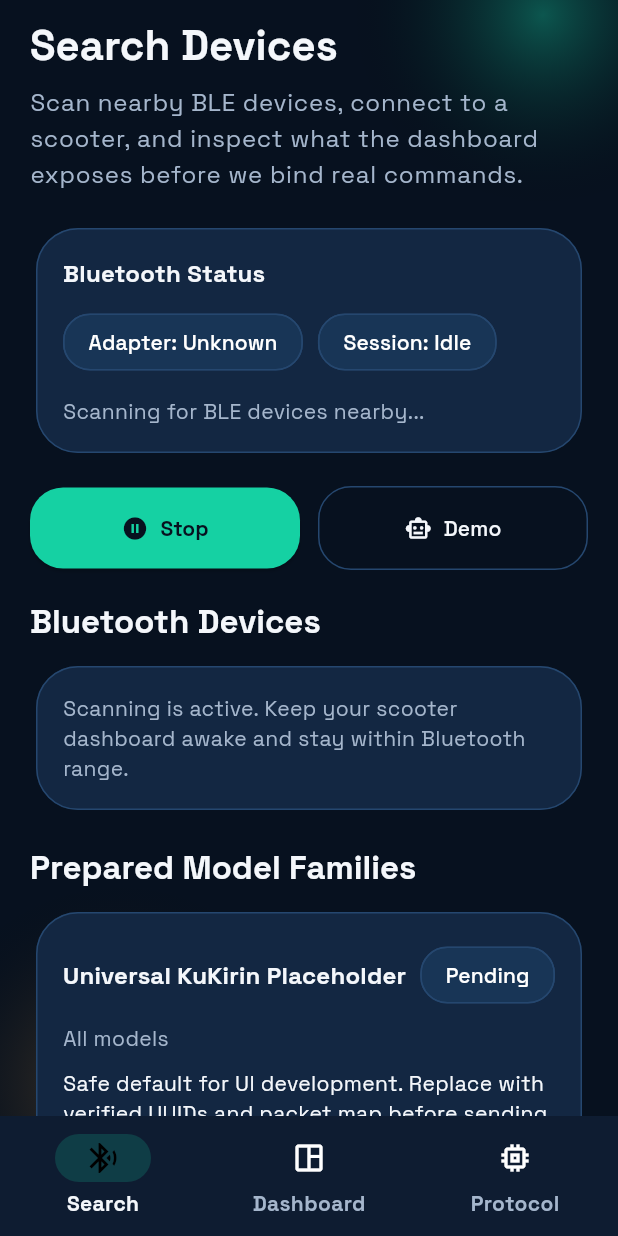
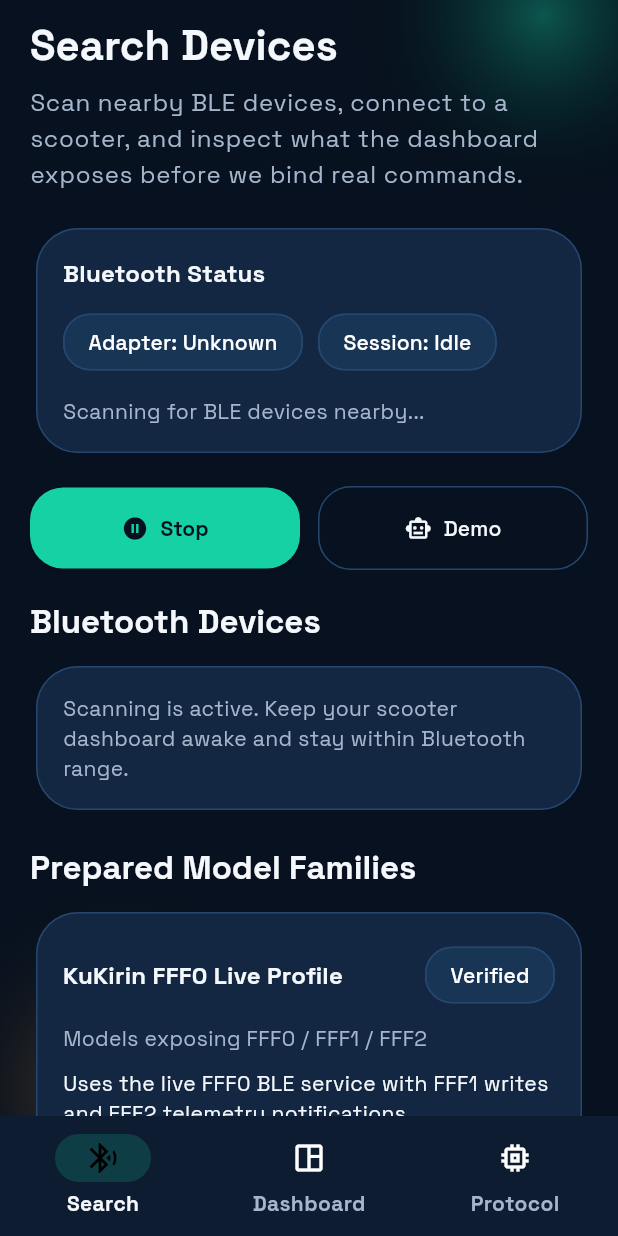
Before and after one commit to NikLaaaa/kukirin-control-ios, a Flutter app: the screen it shows after launch, after a tap on "Search", on a phone screen of 412 x 824 dp. Run offline on Flutter 3.47's test engine with Material 3 defaults, Android fonts, the phone set to English and light mode, and no system bars; our stand-ins replace google_fonts; missing offline and left inert: flutter_reactive_ble; statements that could not run were skipped.

Commit message:
Wire live KuKirin FFF0 BLE commands

```diff
--- a/lib/src/controllers/scooter_app_controller.dart
+++ b/lib/src/controllers/scooter_app_controller.dart
@@ -71,6 +71,12 @@
       connectionState == AppConnectionState.connected &&
       activeProfile.isBindable;
 
+  bool supportsAction(ControlActionKind action) =>
+      isDemoMode || !canSendLiveCommands || _protocolService.supportsLiveAction(action);
+
+  bool supportsRideSetting(ToggleSettingId id) =>
+      isDemoMode || !canSendLiveCommands || _protocolService.supportsLiveSetting(id);
+
   void initialize() {
     _bleStatusSubscription ??= _bleRepository.watchBleStatus().listen(
       (status) {
@@ -106,7 +112,7 @@
 
     activeProfile = nextProfile;
     statusMessage =
-        '${activeProfile.name} selected. ${activeProfile.verified ? 'Verified commands enabled.' : 'Waiting for verified UUID mapping.'}';
+        '${activeProfile.name} selected. ${activeProfile.verified ? 'FFF0 live commands enabled for mapped actions.' : 'Waiting for verified UUID mapping.'}';
     notifyListeners();
   }
 
@@ -200,7 +206,7 @@
                   protocolBound: activeProfile.isBindable,
                   updatedAt: DateTime.now(),
                   statusLine: activeProfile.isBindable
-                      ? 'Profile is verified. Live telemetry binding can start.'
+                      ? 'Profile is verified. Listening for FFF2 telemetry notifications now.'
                       : 'BLE transport is open, but KuKirin telemetry mapping still needs verified UUIDs.',
                 );
                 notifyListeners();
@@ -315,12 +321,23 @@
         return;
       }
 
+      if (!_protocolService.supportsLiveAction(action)) {
+        statusMessage =
+            '${action.label} is not mapped for the ${activeProfile.name} profile yet.';
+        return;
+      }
+
       try {
         await _bleRepository.writeCommand(
           deviceId: connectedDevice!.id,
           profile: activeProfile,
           payload: _protocolService.encodeCommand(action),
         );
+        snapshot = _protocolService.applyDemoAction(snapshot, action).copyWith(
+          statusLine: 'Live command "${action.label}" sent to the scooter.',
+          updatedAt: DateTime.now(),
+        );
+        _syncSettingsFromSnapshot();
         statusMessage = 'Live command "${action.label}" sent.';
       } catch (error) {
         lastError = error.toString();
@@ -351,6 +368,14 @@
       if (!canSendLiveCommands || connectedDevice == null) {
         statusMessage =
             '${current.title} updated in UI, but live write is blocked until protocol mapping is verified.';
+        return;
+      }
+
+      if (!_protocolService.supportsLiveSetting(id)) {
+        rideSettings[id] = current;
+        snapshot = _applySettingToSnapshot(snapshot, id, current.value);
+        statusMessage =
+            '${current.title} is not mapped for the ${activeProfile.name} profile yet.';
         return;
       }
 
--- a/lib/src/models/control_action.dart
+++ b/lib/src/models/control_action.dart
@@ -16,8 +16,8 @@
     ControlActionKind.unlock => 'Unlock',
     ControlActionKind.lights => 'Lights',
     ControlActionKind.ecoMode => 'Eco',
-    ControlActionKind.driveMode => 'Drive',
-    ControlActionKind.sportMode => 'Sport',
+    ControlActionKind.driveMode => 'Sport',
+    ControlActionKind.sportMode => 'Race',
     ControlActionKind.horn => 'Horn',
     ControlActionKind.singleMotor => 'Single Motor',
     ControlActionKind.dualMotor => 'Dual Motor',
--- a/lib/src/models/scooter_snapshot.dart
+++ b/lib/src/models/scooter_snapshot.dart
@@ -3,8 +3,8 @@
 extension RideModeX on RideMode {
   String get label => switch (this) {
     RideMode.eco => 'Eco',
-    RideMode.drive => 'Drive',
-    RideMode.sport => 'Sport',
+    RideMode.drive => 'Sport',
+    RideMode.sport => 'Race',
   };
 }
 
@@ -19,6 +19,7 @@
     required this.tripKm,
     required this.estimatedRangeKm,
     required this.currentDrawA,
+    required this.motorRpm,
     required this.locked,
     required this.lightsEnabled,
     required this.cruiseEnabled,
@@ -40,6 +41,7 @@
   final double tripKm;
   final double estimatedRangeKm;
   final double currentDrawA;
+  final int motorRpm;
   final bool locked;
   final bool lightsEnabled;
   final bool cruiseEnabled;
@@ -62,6 +64,7 @@
       tripKm: 0,
       estimatedRangeKm: 0,
       currentDrawA: 0,
+      motorRpm: 0,
       locked: false,
       lightsEnabled: false,
       cruiseEnabled: false,
@@ -85,6 +88,7 @@
       tripKm: 12.8,
       estimatedRangeKm: 31.0,
       currentDrawA: 12.6,
+      motorRpm: 860,
       locked: false,
       lightsEnabled: true,
       cruiseEnabled: false,
@@ -108,6 +112,7 @@
     double? tripKm,
     double? estimatedRangeKm,
     double? currentDrawA,
+    int? motorRpm,
     bool? locked,
     bool? lightsEnabled,
     bool? cruiseEnabled,
@@ -129,6 +134,7 @@
       tripKm: tripKm ?? this.tripKm,
       estimatedRangeKm: estimatedRangeKm ?? this.estimatedRangeKm,
       currentDrawA: currentDrawA ?? this.currentDrawA,
+      motorRpm: motorRpm ?? this.motorRpm,
       locked: locked ?? this.locked,
       lightsEnabled: lightsEnabled ?? this.lightsEnabled,
       cruiseEnabled: cruiseEnabled ?? this.cruiseEnabled,
--- a/lib/src/screens/dashboard_screen.dart
+++ b/lib/src/screens/dashboard_screen.dart
@@ -58,13 +58,13 @@
                     _MetricCard(
                       title: 'Mode',
                       value: snapshot.rideMode.label,
-                      helper: controller.connectionLabel(),
+                      helper:
+                          snapshot.cruiseEnabled ? 'Cruise on' : 'Cruise off',
                     ),
                     _MetricCard(
                       title: 'Voltage',
                       value: '${snapshot.voltage.toStringAsFixed(1)} V',
-                      helper:
-                          '${snapshot.currentDrawA.toStringAsFixed(1)} A draw',
+                      helper: controller.connectionLabel(),
                     ),
                     _MetricCard(
                       title: 'Speed',
@@ -72,22 +72,18 @@
                       helper: 'Battery ${snapshot.batteryPercent}%',
                     ),
                     _MetricCard(
-                      title: 'Range',
-                      value:
-                          '${snapshot.estimatedRangeKm.toStringAsFixed(0)} km',
-                      helper: 'Trip ${snapshot.tripKm.toStringAsFixed(1)} km',
+                      title: 'Odometer',
+                      value: '${snapshot.odometerKm.toStringAsFixed(1)} km',
+                      helper: 'Zero start ${snapshot.zeroStartEnabled ? 'On' : 'Off'}',
                     ),
                     _MetricCard(
-                      title: 'Controller',
-                      value: '${snapshot.controllerTempC.toStringAsFixed(1)} C',
-                      helper:
-                          'Odo ${snapshot.odometerKm.toStringAsFixed(1)} km',
+                      title: 'RPM',
+                      value: '${snapshot.motorRpm}',
+                      helper: 'Range ${snapshot.estimatedRangeKm.toStringAsFixed(0)} km',
                     ),
                     _MetricCard(
-                      title: 'Drive setup',
-                      value: snapshot.singleMotorMode
-                          ? 'Single motor'
-                          : 'Dual motor',
+                      title: 'Lock State',
+                      value: snapshot.locked ? 'Locked' : 'Unlocked',
                       helper: snapshot.locked ? 'Locked' : 'Unlocked',
                     ),
                   ],
@@ -96,7 +92,7 @@
                 _SectionTitle(
                   title: 'Quick Controls',
                   subtitle:
-                      'Buttons already drive the demo flow and draft live BLE commands for future protocol binding.',
+                      'Mapped FFF1 commands send live to the scooter. Unmapped controls stay disabled on live sessions.',
                 ),
                 const SizedBox(height: 14),
                 Wrap(
@@ -106,7 +102,9 @@
                     for (final action in _actions)
                       _ActionButton(
                         action: action,
-                        enabled: controlsEnabled,
+                        enabled:
+                            controlsEnabled &&
+                            controller.supportsAction(action),
                         onTap: () => controller.sendAction(action),
                       ),
                   ],
@@ -115,7 +113,7 @@
                 _SectionTitle(
                   title: 'Ride Settings',
                   subtitle:
-                      'Mirrors the toggles you would normally change from the dashboard.',
+                      'Cruise and zero start write live packets. Unmapped settings stay disabled during live sessions.',
                 ),
                 const SizedBox(height: 14),
                 Card(
@@ -130,7 +128,11 @@
                         ) ...[
                           _SettingTile(
                             setting: settings[index],
-                            enabled: controlsEnabled,
+                            enabled:
+                                controlsEnabled &&
+                                controller.supportsRideSetting(
+                                  settings[index].id,
+                                ),
                             onChanged: (value) => controller.toggleRideSetting(
                               settings[index].id,
                               value,
--- a/lib/src/screens/protocol_screen.dart
+++ b/lib/src/screens/protocol_screen.dart
@@ -25,7 +25,7 @@
               ),
               const SizedBox(height: 8),
               Text(
-                'This screen is where we finish the real business logic: choose a model family, inspect discovered services, and wire verified BLE packets.',
+                'Choose the active BLE profile, inspect discovered services, and watch the raw FFF2 notifications that drive telemetry decoding.',
                 style: Theme.of(context).textTheme.bodyLarge?.copyWith(
                   color: AppPalette.textSecondary,
                 ),
@@ -163,15 +163,15 @@
                       const SizedBox(height: 12),
                       const _BulletLine(
                         text:
-                            'The official KuKirin app or dashboard traffic must be captured once per model family to identify write and notify characteristics.',
+                            'FFF0 / FFF1 / FFF2 is now wired for live sessions, but different KuKirin dashboards may still expose variant packet layouts.',
                       ),
                       const _BulletLine(
                         text:
-                            'Telemetry packets need field mapping for speed, voltage, lock state, mode, cruise control, and motor configuration.',
+                            'Telemetry packets still need model-by-model confirmation for speed, voltage, odometer, RPM, lock state, cruise, and zero-start flags.',
                       ),
                       const _BulletLine(
                         text:
-                            'After UUIDs are verified, replace the placeholders in KuKirinProtocolService.encodeCommand() and decodeTelemetry().',
+                            'If a model uses different write packets for lights, horn, or motor switching, add them in KuKirinProtocolService before enabling those controls live.',
                       ),
                     ],
                   ),
--- a/lib/src/services/kukirin_protocol_service.dart
+++ b/lib/src/services/kukirin_protocol_service.dart
@@ -4,20 +4,28 @@
 import '../models/toggle_setting.dart';
 
 class KuKirinProtocolService {
+  static const String _serviceUuid = '0000fff0-0000-1000-8000-00805f9b34fb';
+  static const String _writeUuid = '0000fff1-0000-1000-8000-00805f9b34fb';
+  static const String _notifyUuid = '0000fff2-0000-1000-8000-00805f9b34fb';
+
   List<ProtocolProfile> get profiles => const <ProtocolProfile>[
     ProtocolProfile(
-      id: 'universal-placeholder',
-      name: 'Universal KuKirin Placeholder',
-      family: 'All models',
+      id: 'kukirin-fff0-v1',
+      name: 'KuKirin FFF0 Live Profile',
+      family: 'Models exposing FFF0 / FFF1 / FFF2',
       note:
-          'Safe default for UI development. Replace with verified UUIDs and packet map before sending commands.',
+          'Uses the live FFF0 BLE service with FFF1 writes and FFF2 telemetry notifications.',
+      serviceUuid: _serviceUuid,
+      writeCharacteristicUuid: _writeUuid,
+      notifyCharacteristicUuid: _notifyUuid,
+      verified: true,
     ),
     ProtocolProfile(
       id: 'touch-dashboard-2025',
       name: 'Touch Dashboard Family',
       family: 'G2 / G3 / G4 / newer touch displays',
       note:
-          'Prepared for modern touch dashboards once a real GATT capture from the official app is available.',
+          'Fallback profile for future variants if they do not expose the FFF0 BLE service.',
     ),
     ProtocolProfile(
       id: 'legacy-kugoo-lcd',
@@ -51,44 +59,65 @@
     ];
   }
 
+  bool supportsLiveAction(ControlActionKind action) =>
+      _actionPacketHex(action) != null;
+
+  bool supportsLiveSetting(ToggleSettingId settingId) =>
+      _settingPacketHex(settingId, true) != null;
+
   String draftCommand(ControlActionKind action) {
-    return 'AA 55 ${action.draftToken} <payload> <checksum>';
+    return _actionPacketHex(action) ?? '${action.draftToken} (unsupported)';
   }
 
   String draftSetting(ToggleSettingId settingId, bool value) {
-    final settingName = switch (settingId) {
-      ToggleSettingId.cruiseControl => 'SET_CRUISE',
-      ToggleSettingId.zeroStart => 'SET_ZERO_START',
-      ToggleSettingId.singleMotorMode => 'SET_SINGLE_MOTOR',
-    };
-
-    final payload = value ? '01' : '00';
-    return 'AA 55 $settingName $payload <checksum>';
+    return _settingPacketHex(settingId, value) ??
+        '${settingId.name.toUpperCase()} (unsupported)';
   }
 
   List<int> encodeCommand(ControlActionKind action) {
-    throw UnsupportedError(
-      'Real KuKirin command encoding is intentionally blocked until a verified protocol capture is added.',
-    );
+    final packetHex = _actionPacketHex(action);
+    if (packetHex == null) {
+      throw UnsupportedError(
+        'No live KuKirin packet is mapped for ${action.label} yet.',
+      );
+    }
+
+    return _hexToBytes(packetHex);
   }
 
   List<int> encodeSetting(ToggleSettingId settingId, bool value) {
-    throw UnsupportedError(
-      'Real KuKirin setting encoding is intentionally blocked until a verified protocol capture is added.',
-    );
+    final packetHex = _settingPacketHex(settingId, value);
+    if (packetHex == null) {
+      throw UnsupportedError(
+        'No live KuKirin packet is mapped for ${settingId.name} yet.',
+      );
+    }
+
+    return _hexToBytes(packetHex);
   }
 
   ScooterSnapshot decodeTelemetry(
     List<int> packet, {
     required ScooterSnapshot previous,
   }) {
+    final parsed = _tryDecodeKnownTelemetry(packet, previous: previous);
+    if (parsed != null) {
+      return parsed.copyWith(
+        protocolBound: true,
+        isLiveData: true,
+        updatedAt: DateTime.now(),
+        lastPacketHex: toHex(packet),
+        statusLine: 'Live telemetry packet decoded from FFF2 notifications.',
+      );
+    }
+
     return previous.copyWith(
       protocolBound: true,
       isLiveData: true,
       updatedAt: DateTime.now(),
       lastPacketHex: toHex(packet),
       statusLine:
-          'Live BLE packets detected. Map fields in KuKirinProtocolService.decodeTelemetry().',
+          'Live FFF2 packets detected. Command writes are active, but this packet layout still needs field mapping for telemetry.',
     );
   }
 
@@ -126,13 +155,13 @@
       ControlActionKind.driveMode => snapshot.copyWith(
         rideMode: RideMode.drive,
         updatedAt: DateTime.now(),
-        statusLine: 'Demo mode switched to Drive.',
+        statusLine: 'Demo mode switched to Sport.',
         lastPacketHex: draftCommand(action),
       ),
       ControlActionKind.sportMode => snapshot.copyWith(
         rideMode: RideMode.sport,
         updatedAt: DateTime.now(),
-        statusLine: 'Demo mode switched to Sport.',
+        statusLine: 'Demo mode switched to Race.',
         lastPacketHex: draftCommand(action),
       ),
       ControlActionKind.horn => snapshot.copyWith(
@@ -143,13 +172,13 @@
       ControlActionKind.singleMotor => snapshot.copyWith(
         singleMotorMode: true,
         updatedAt: DateTime.now(),
-        statusLine: 'Demo mode switched to single motor.',
+        statusLine: 'Single motor mode is not mapped for the live profile yet.',
         lastPacketHex: draftCommand(action),
       ),
       ControlActionKind.dualMotor => snapshot.copyWith(
         singleMotorMode: false,
         updatedAt: DateTime.now(),
-        statusLine: 'Demo mode switched to dual motor.',
+        statusLine: 'Dual motor mode is not mapped for the live profile yet.',
         lastPacketHex: draftCommand(action),
       ),
     };
@@ -176,7 +205,7 @@
       ToggleSettingId.singleMotorMode => snapshot.copyWith(
         singleMotorMode: value,
         updatedAt: DateTime.now(),
-        statusLine: 'Motor mode updated in demo mode.',
+        statusLine: 'Motor mode setting is not mapped for the live profile yet.',
         lastPacketHex: draftSetting(settingId, value),
       ),
     };
@@ -210,6 +239,7 @@
     return snapshot.copyWith(
       speedKmh: nextSpeed,
       currentDrawA: 10 + (nextSpeed / 2),
+      motorRpm: (nextSpeed * 44).round(),
       voltage: 52.8 - ((100 - nextBattery) * 0.03),
       controllerTempC: 37 + (tick % 4).toDouble(),
       batteryPercent: nextBattery,
@@ -226,4 +256,94 @@
         .map((value) => value.toRadixString(16).padLeft(2, '0').toUpperCase())
         .join(' ');
   }
+
+  String? _actionPacketHex(ControlActionKind action) {
+    return switch (action) {
+      ControlActionKind.lock => 'F041',
+      ControlActionKind.unlock => 'F042',
+      ControlActionKind.ecoMode => 'F04C0301',
+      ControlActionKind.driveMode => 'F04C0302',
+      ControlActionKind.sportMode => 'F04C0303',
+      ControlActionKind.lights => null,
+      ControlActionKind.horn => null,
+      ControlActionKind.singleMotor => null,
+      ControlActionKind.dualMotor => null,
+    };
+  }
+
+  String? _settingPacketHex(ToggleSettingId settingId, bool value) {
+    return switch (settingId) {
+      ToggleSettingId.cruiseControl => value ? 'F04C1301' : 'F04C1300',
+      ToggleSettingId.zeroStart => value ? 'F04C0201' : 'F04C0200',
+      ToggleSettingId.singleMotorMode => null,
+    };
+  }
+
+  List<int> _hexToBytes(String hex) {
+    final sanitized = hex.replaceAll(' ', '');
+    if (sanitized.length.isOdd) {
+      throw FormatException('Packet hex length must be even: $hex');
+    }
+
+    return <int>[
+      for (var index = 0; index < sanitized.length; index += 2)
+        int.parse(sanitized.substring(index, index + 2), radix: 16),
+    ];
+  }
+
+  ScooterSnapshot? _tryDecodeKnownTelemetry(
+    List<int> packet, {
+    required ScooterSnapshot previous,
+  }) {
+    if (packet.length < 10) {
+      return null;
+    }
+
+    final modeValue = packet[7];
+    if (modeValue < 1 || modeValue > 3) {
+      return null;
+    }
+
+    final speedRaw = packet[0] | (packet[1] << 8);
+    final voltageRaw = packet[2] | (packet[3] << 8);
+    final batteryPercent = packet[4];
+    final flags = packet[5];
+    final rpmRaw = packet[8] | (packet[9] << 8);
+
+    if (batteryPercent > 100 || speedRaw > 2000 || voltageRaw > 2000) {
+      return null;
+    }
+
+    final nextMode = switch (modeValue) {
+      1 => RideMode.eco,
+      2 => RideMode.drive,
+      3 => RideMode.sport,
+      _ => previous.rideMode,
+    };
+
+    final speed = speedRaw / 10.0;
+    final voltage = voltageRaw / 10.0;
+    final odometer = packet.length >= 14
+        ? ((packet[10]) |
+                  (packet[11] << 8) |
+                  (packet[12] << 16) |
+                  (packet[13] << 24)) /
+              10.0
+        : previous.odometerKm;
+
+    return previous.copyWith(
+      rideMode: nextMode,
+      speedKmh: speed,
+      voltage: voltage,
+      batteryPercent: batteryPercent,
+      odometerKm: odometer,
+      tripKm: previous.tripKm,
+      estimatedRangeKm: batteryPercent * 0.42,
+      currentDrawA: previous.currentDrawA,
+      motorRpm: rpmRaw,
+      cruiseEnabled: (flags & 0x01) != 0,
+      zeroStartEnabled: (flags & 0x02) != 0,
+      locked: (flags & 0x04) != 0,
+    );
+  }
 }
```
Also changed, not shown: 2 other files.
